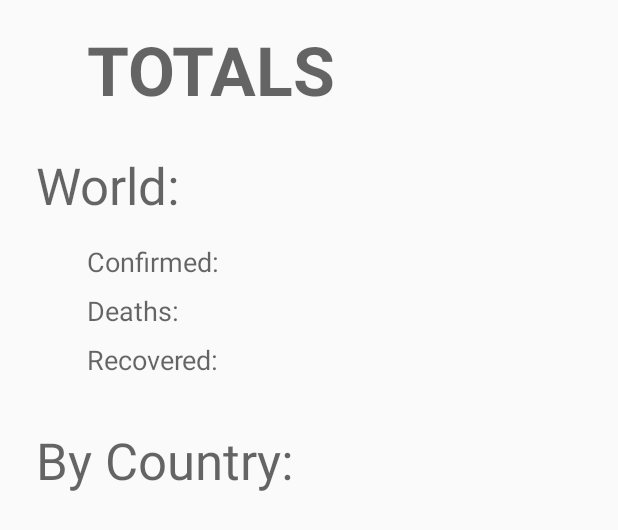
After one commit to BugeBuge/ing1_p22_covidata2019, an Android app: the layout activity_data_all.xml on its own in the app's theme, with its tools: preview values and no code run, on a phone screen of 412 x 824 dp. The commit adds this screen. Shown: the top 530 px of the screen. Run offline under Robolectric (Android 15) with nearby library versions, the phone set to English and light mode, and no system bars.

Commit message:
2nd page and select country

```diff
--- a/MyCovidData/app/src/main/AndroidManifest.xml
+++ b/MyCovidData/app/src/main/AndroidManifest.xml
@@ -9,6 +9,8 @@
         android:roundIcon="@mipmap/ic_launcher_round"
         android:supportsRtl="true"
         android:theme="@style/AppTheme">
+        <activity android:name=".CountryItemList"></activity>
+        <activity android:name=".ActivityDataAll" />
         <activity android:name=".GraphActivity" />
         <activity android:name=".MainActivity">
             <intent-filter>
--- /dev/null
+++ b/MyCovidData/app/src/main/java/com/example/mycoviddata/CountryStatData.kt
@@ -0,0 +1,3 @@
+package com.example.mycoviddata
+
+data class CountryStatData(val country: String, val cas: Int)
--- a/MyCovidData/app/src/main/java/com/example/mycoviddata/MainActivity.kt
+++ b/MyCovidData/app/src/main/java/com/example/mycoviddata/MainActivity.kt
@@ -18,5 +18,11 @@ class MainActivity : AppCompatActivity() {
             val intent = Intent(this, GraphActivity::class.java)
             startActivity(intent)
         }
+
+        val dataButon = findViewById<Button>(R.id.button_data)
+        dataButon.setOnClickListener{
+            val intent = Intent(this, ActivityDataAll::class.java)
+            startActivity(intent)
+        }
     }
 }
--- /dev/null
+++ b/MyCovidData/app/src/main/res/layout/activity_data_all.xml
@@ -0,0 +1,90 @@
+<?xml version="1.0" encoding="utf-8"?>
+<androidx.constraintlayout.widget.ConstraintLayout xmlns:android="http://schemas.android.com/apk/res/android"
+    xmlns:app="http://schemas.android.com/apk/res-auto"
+    xmlns:tools="http://schemas.android.com/tools"
+    android:layout_width="match_parent"
+    android:layout_height="match_parent"
+    tools:context=".ActivityDataAll">
+
+    <TextView
+        android:id="@+id/Totals"
+        android:layout_width="wrap_content"
+        android:layout_height="wrap_content"
+        android:layout_marginTop="16dp"
+        android:text="@string/totals"
+        android:textAlignment="center"
+        android:textAppearance="@style/TextAppearance.AppCompat.Display2"
+        android:textStyle="bold"
+        app:layout_constraintStart_toStartOf="@+id/guideline4"
+        app:layout_constraintTop_toTopOf="parent" />
+
+    <androidx.constraintlayout.widget.Guideline
+        android:id="@+id/guideline4"
+        android:layout_width="wrap_content"
+        android:layout_height="wrap_content"
+        android:orientation="vertical"
+        app:layout_constraintGuide_begin="58dp" />
+
+    <TextView
+        android:id="@+id/textView2"
+        android:layout_width="wrap_content"
+        android:layout_height="wrap_content"
+        android:layout_marginStart="24dp"
+        android:layout_marginTop="24dp"
+        android:text="@string/world"
+        android:textAppearance="@style/TextAppearance.AppCompat.Display1"
+        app:layout_constraintStart_toStartOf="parent"
+        app:layout_constraintTop_toBottomOf="@+id/Totals" />
+
+    <TextView
+        android:id="@+id/textView8"
+        android:layout_width="wrap_content"
+        android:layout_height="wrap_content"
+        android:layout_marginTop="16dp"
+        android:text="@string/confirmed2"
+        android:textAppearance="@style/TextAppearance.AppCompat.Medium"
+        app:layout_constraintStart_toStartOf="@+id/guideline4"
+        app:layout_constraintTop_toBottomOf="@+id/textView2" />
+
+    <TextView
+        android:id="@+id/textView9"
+        android:layout_width="wrap_content"
+        android:layout_height="wrap_content"
+        android:layout_marginTop="8dp"
+        android:text="@string/deaths"
+        android:textAppearance="@style/TextAppearance.AppCompat.Medium"
+        app:layout_constraintStart_toStartOf="@+id/guideline4"
+        app:layout_constraintTop_toBottomOf="@+id/textView8" />
+
+    <TextView
+        android:id="@+id/textView10"
+        android:layout_width="wrap_content"
+        android:layout_height="wrap_content"
+        android:layout_marginTop="8dp"
+        android:text="@string/recovered2"
+        android:textAppearance="@style/TextAppearance.AppCompat.Medium"
+        app:layout_constraintStart_toStartOf="@+id/guideline4"
+        app:layout_constraintTop_toBottomOf="@+id/textView9" />
+
+    <TextView
+        android:id="@+id/textView11"
+        android:layout_width="wrap_content"
+        android:layout_height="wrap_content"
+        android:layout_marginStart="24dp"
+        android:layout_marginTop="32dp"
+        android:text="@string/by_country"
+        android:textAppearance="@style/TextAppearance.AppCompat.Display1"
+        app:layout_constraintStart_toStartOf="parent"
+        app:layout_constraintTop_toBottomOf="@+id/textView10" />
+
+    <androidx.recyclerview.widget.RecyclerView
+        android:id="@+id/CountrydataRecyclerView"
+        android:layout_width="380dp"
+        android:layout_height="200dp"
+        android:layout_marginStart="16dp"
+        android:layout_marginEnd="16dp"
+        app:layout_constraintEnd_toEndOf="parent"
+        app:layout_constraintStart_toStartOf="parent"
+        app:layout_constraintTop_toBottomOf="@+id/textView11" />
+
+</androidx.constraintlayout.widget.ConstraintLayout>
```
Also changed, not shown: MyCovidData/app/src/main/java/com/example/mycoviddata/ActivityDataAll.kt (added, +23 -0 lines), MyCovidData/app/src/main/java/com/example/mycoviddata/CountryListAd.kt (added, +34 -0 lines), MyCovidData/app/src/main/res/layout/activity_country_item_list.xml (added, +26 -0 lines), MyCovidData/app/src/main/res/layout/activity_main.xml (+18 -10 lines), MyCovidData/app/src/main/res/values/strings.xml (+33 -0 lines).
